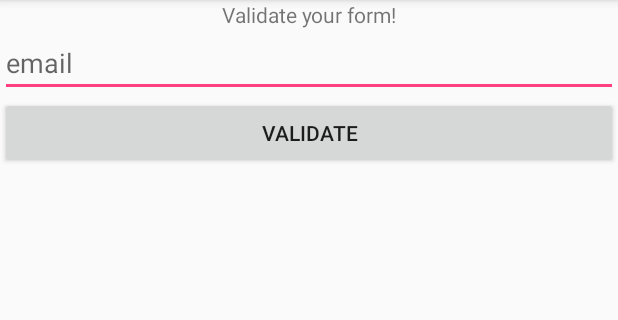
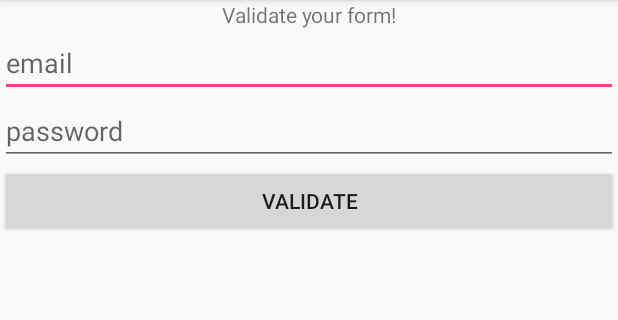
Before and after one commit to fanky10/android-testing-xsample, an Android app: the screen it shows after launch (MainActivity), after a tap on "VALIDATE", on a phone screen of 412 x 824 dp, the part 84-404 px from its top. Run offline under Robolectric (Android 15) with nearby library versions, the phone set to English and light mode, and no system bars.

Commit message:
Add password length validation
* password field was added to main activity layout

* date field was removed from  main activity layout

* method to validate password size was added

* validate password size

* test for isLongEnough method

```diff
--- a/app/presentation/src/main/java/io/github/fanky10/android/utestingxsample/MainActivity.java
+++ b/app/presentation/src/main/java/io/github/fanky10/android/utestingxsample/MainActivity.java
@@ -8,6 +8,7 @@ import android.widget.Toast;
 
 public class MainActivity extends AppCompatActivity {
 
+    private static final int PASSWORD_SIZE = 6;
     @Override
     protected void onCreate(Bundle savedInstanceState) {
         super.onCreate(savedInstanceState);
@@ -16,8 +17,9 @@ public class MainActivity extends AppCompatActivity {
 
     public void onValidateClicked(View v) {
         String text = ((EditText)findViewById(R.id.txtEmail)).getText().toString();
+        String password = ((EditText)findViewById(R.id.txtPassword)).getText().toString();
         String message = "Email not valid";
-        if(FormValidator.isEmail(text)) {
+        if(FormValidator.isEmail(text) && FormValidator.isLongEnough(PASSWORD_SIZE, password)) {
             message = "Email valid";
         }
         Toast.makeText(this, message, Toast.LENGTH_SHORT).show();
--- a/app/presentation/src/main/res/layout/activity_main.xml
+++ b/app/presentation/src/main/res/layout/activity_main.xml
@@ -20,6 +20,13 @@
         android:layout_height="wrap_content"
         android:hint="email" />
 
+    <EditText
+        android:id="@+id/txtPassword"
+        android:layout_width="match_parent"
+        android:layout_height="wrap_content"
+        android:inputType="textPassword"
+        android:hint="password" />
+
     <Button
         android:layout_width="match_parent"
         android:layout_height="wrap_content"
```
Also changed, not shown: app/presentation/src/main/java/io/github/fanky10/android/utestingxsample/FormValidator.java (+7 -0 lines), 1 other file.
